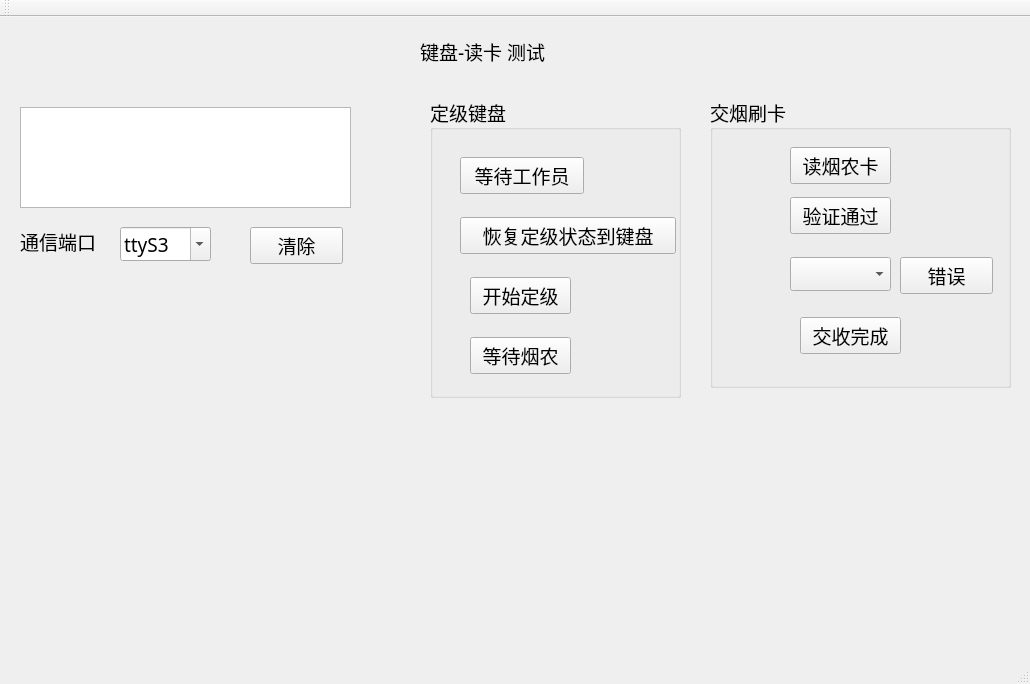
Qt form kbd-card/mainwindow.ui (isliulin/QT43) before a commit.
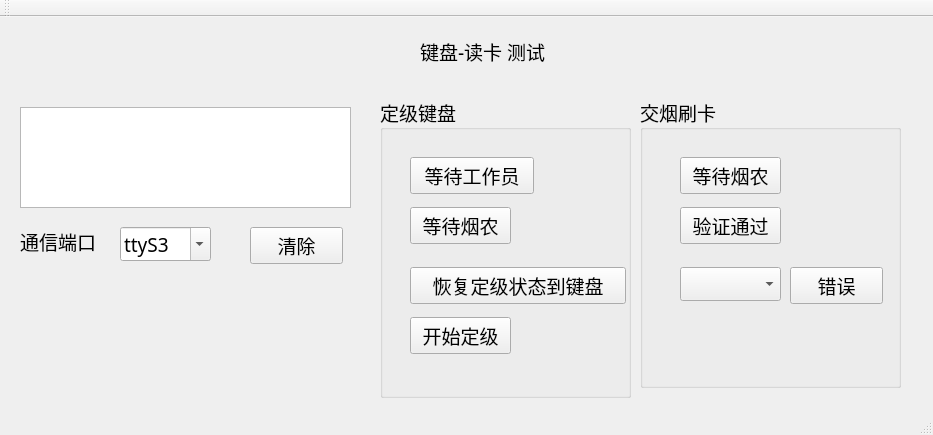
The same form after that commit.

```diff
--- a/kbd-card/mainwindow.ui
+++ b/kbd-card/mainwindow.ui
@@ -6,8 +6,8 @@
    <rect>
     <x>0</x>
     <y>0</y>
-    <width>1030</width>
-    <height>684</height>
+    <width>933</width>
+    <height>435</height>
    </rect>
   </property>
   <property name="font">
@@ -90,9 +90,9 @@
    <widget class="QGroupBox" name="groupBox">
     <property name="geometry">
      <rect>
-      <x>710</x>
+      <x>640</x>
       <y>80</y>
-      <width>301</width>
+      <width>261</width>
       <height>291</height>
      </rect>
     </property>
@@ -102,21 +102,21 @@
     <widget class="QPushButton" name="pushButton_6">
      <property name="geometry">
       <rect>
-       <x>80</x>
-       <y>50</y>
+       <x>40</x>
+       <y>60</y>
        <width>101</width>
        <height>37</height>
       </rect>
      </property>
      <property name="text">
-      <string>读烟农卡</string>
+      <string>等待烟农</string>
      </property>
     </widget>
     <widget class="QPushButton" name="pushButton_5">
      <property name="geometry">
       <rect>
-       <x>80</x>
-       <y>100</y>
+       <x>40</x>
+       <y>110</y>
        <width>101</width>
        <height>37</height>
       </rect>
@@ -125,24 +125,11 @@
       <string>验证通过</string>
      </property>
     </widget>
-    <widget class="QPushButton" name="pushButton_8">
-     <property name="geometry">
-      <rect>
-       <x>90</x>
-       <y>220</y>
-       <width>101</width>
-       <height>37</height>
-      </rect>
-     </property>
-     <property name="text">
-      <string>交收完成</string>
-     </property>
-    </widget>
     <widget class="QComboBox" name="comboBox">
      <property name="geometry">
       <rect>
-       <x>80</x>
-       <y>160</y>
+       <x>40</x>
+       <y>170</y>
        <width>101</width>
        <height>34</height>
       </rect>
@@ -151,8 +138,8 @@
     <widget class="QPushButton" name="pushButton_9">
      <property name="geometry">
       <rect>
-       <x>190</x>
-       <y>160</y>
+       <x>150</x>
+       <y>170</y>
        <width>93</width>
        <height>37</height>
       </rect>
@@ -165,7 +152,7 @@
    <widget class="QGroupBox" name="groupBox_2">
     <property name="geometry">
      <rect>
-      <x>430</x>
+      <x>380</x>
       <y>80</y>
       <width>251</width>
       <height>301</height>
@@ -191,7 +178,7 @@
      <property name="geometry">
       <rect>
        <x>30</x>
-       <y>120</y>
+       <y>170</y>
        <width>216</width>
        <height>37</height>
       </rect>
@@ -203,8 +190,8 @@
     <widget class="QPushButton" name="pushButton_2">
      <property name="geometry">
       <rect>
-       <x>40</x>
-       <y>180</y>
+       <x>30</x>
+       <y>220</y>
        <width>101</width>
        <height>37</height>
       </rect>
@@ -216,8 +203,8 @@
     <widget class="QPushButton" name="pushButton_10">
      <property name="geometry">
       <rect>
-       <x>40</x>
-       <y>240</y>
+       <x>30</x>
+       <y>110</y>
        <width>101</width>
        <height>37</height>
       </rect>
```
Left out of the diff: 2 changed lines with no effect on the pictures.
